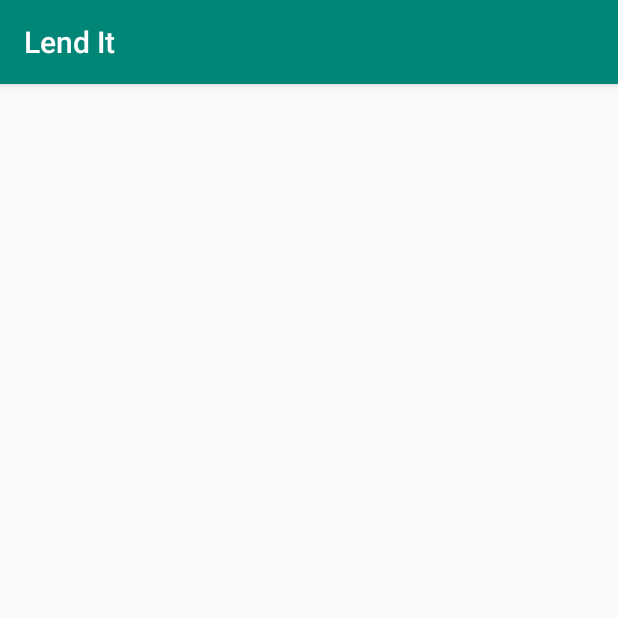
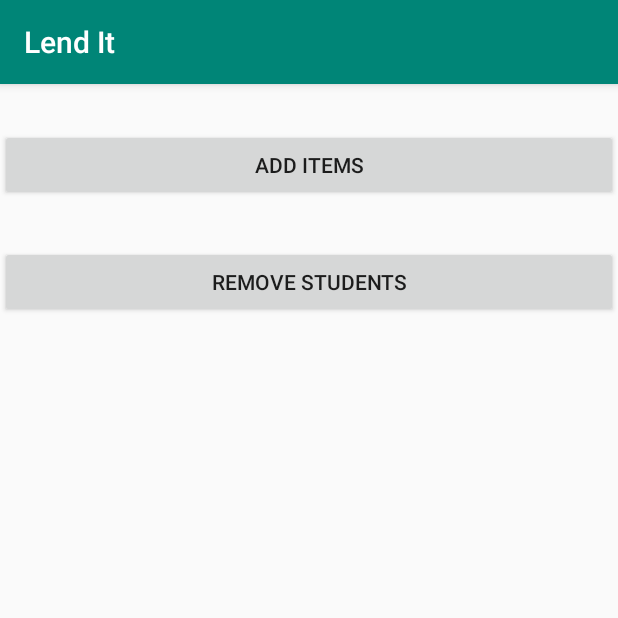
Before and after one commit to sonym3/Lend-IT, an Android app: the AdminDashboard screen opened directly, with no data from a screen before it, on a phone screen of 412 x 824 dp, the top half of it. Run offline under Robolectric (Android 15) with nearby library versions, the phone set to English and light mode, and no system bars.

```diff
--- a/app/src/main/AndroidManifest.xml
+++ b/app/src/main/AndroidManifest.xml
@@ -15,7 +15,9 @@
         android:supportsRtl="true"
         android:theme="@style/AppTheme"
         android:usesCleartextTraffic="true">
-        <activity android:name=".com.example.lendit.admin.AdminDashboard"></activity>
+        <activity android:name=".com.example.lendit.admin.StudentList"></activity>
+        <activity android:name=".com.example.lendit.admin.AdminAddItems" />
+        <activity android:name=".com.example.lendit.admin.AdminDashboard" />
         <activity android:name=".com.example.lendit.user.EditProfile" />
         <activity android:name=".com.example.lendit.user.Orders" />
         <activity android:name=".com.example.lendit.user.WaitList" />
--- a/app/src/main/java/com/example/lendit/com/example/lendit/admin/AdminDashboard.java
+++ b/app/src/main/java/com/example/lendit/com/example/lendit/admin/AdminDashboard.java
@@ -2,15 +2,41 @@ package com.example.lendit.com.example.lendit.admin;
 
 import androidx.appcompat.app.AppCompatActivity;
 
+import android.content.Intent;
 import android.os.Bundle;
+import android.view.View;
+import android.widget.Button;
 
 import com.example.lendit.R;
 
 public class AdminDashboard extends AppCompatActivity {
 
+    private Button addItems;
+    private Button removeStudents;
+
     @Override
     protected void onCreate(Bundle savedInstanceState) {
         super.onCreate(savedInstanceState);
         setContentView(R.layout.activity_admin_dashboard);
+
+        addItems=(Button)findViewById(R.id.addItemsButton);
+        removeStudents=(Button)findViewById(R.id.removeStudent);
+
+        addItems.setOnClickListener(new View.OnClickListener() {
+            @Override
+            public void onClick(View v) {
+                Intent i = new Intent(AdminDashboard.this, AdminAddItems.class);
+                startActivity(i);
+            }
+        });
+
+
+        removeStudents.setOnClickListener(new View.OnClickListener() {
+            @Override
+            public void onClick(View v) {
+
+            }
+        });
+
     }
 }
--- a/app/src/main/res/layout/activity_admin_dashboard.xml
+++ b/app/src/main/res/layout/activity_admin_dashboard.xml
@@ -1,9 +1,26 @@
 <?xml version="1.0" encoding="utf-8"?>
-<androidx.constraintlayout.widget.ConstraintLayout xmlns:android="http://schemas.android.com/apk/res/android"
+<LinearLayout xmlns:android="http://schemas.android.com/apk/res/android"
     xmlns:app="http://schemas.android.com/apk/res-auto"
     xmlns:tools="http://schemas.android.com/tools"
     android:layout_width="match_parent"
     android:layout_height="match_parent"
+    android:orientation="vertical"
     tools:context=".com.example.lendit.admin.AdminDashboard">
 
-</androidx.constraintlayout.widget.ConstraintLayout>
+    <Button
+        android:id="@+id/addItemsButton"
+        android:layout_marginTop="30dp"
+        android:layout_width="match_parent"
+        android:layout_height="wrap_content"
+        android:text="Add Items"/>
+
+    <Button
+        android:id="@+id/removeStudent"
+        android:layout_marginTop="30dp"
+        android:layout_width="match_parent"
+        android:layout_height="wrap_content"
+        android:text="Remove Students"/>
+
+
+
+</LinearLayout>
```
Also changed, not shown: app/src/main/java/com/example/lendit/com/example/lendit/admin/AdminAddItems.java (added, +160 -0 lines), app/src/main/java/com/example/lendit/com/example/lendit/admin/StudentList.java (added, +16 -0 lines), app/src/main/res/layout/activity_admin_add_items.xml (added, +45 -0 lines), app/src/main/res/layout/activity_student_list.xml (added, +9 -0 lines), app/src/main/res/layout/student_list_adapter_layout.xml (added, +25 -0 lines).
